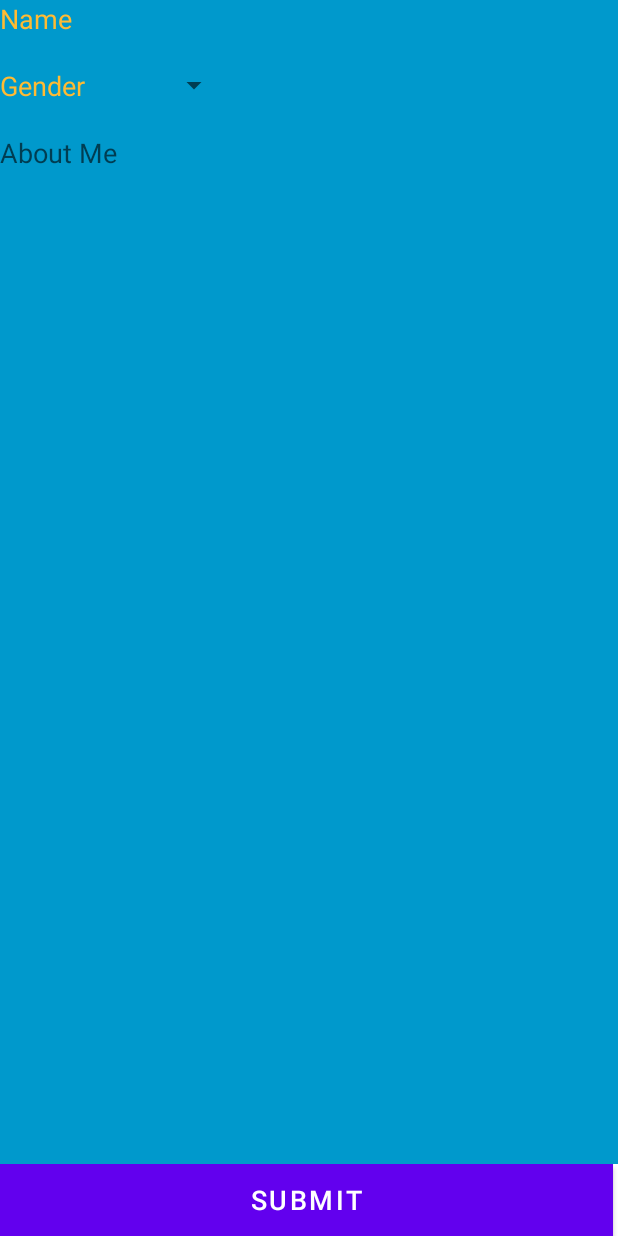
After one commit to WSU-4110/GymBuddy, an Android app: the layout activity_user_preferences.xml on its own in the app's theme, with its tools: preview values and no code run, on a phone screen of 412 x 824 dp. The commit adds this screen. Run offline under Robolectric (Android 15) with nearby library versions, the phone set to English and light mode, and no system bars; Roboto replaces fonts that are not available here.

Commit message:
User preferences addition 1st draft

```diff
--- /dev/null
+++ b/app/src/main/res/layout/activity_user_preferences.xml
@@ -0,0 +1,99 @@
+<?xml version="1.0" encoding="utf-8"?>
+<RelativeLayout
+    xmlns:android="http://schemas.android.com/apk/res/android"
+    xmlns:tools="http://schemas.android.com/tools"
+    android:layout_width="match_parent"
+    android:layout_height="match_parent"
+    tools:ignore="ExtraText">
+    tools:context="com.company.authenticatorapp.userPreferences>
+
+    <LinearLayout
+        android:layout_width="match_parent"
+        android:layout_height="match_parent"
+        android:orientation="vertical"
+        android:background="@android:color/holo_blue_dark"
+        android:layout_above="@id/submitbtn">
+
+        <LinearLayout
+            android:layout_width="match_parent"
+            android:layout_height="wrap_content"
+            android:layout_marginBottom="20dp">
+
+            <TextView
+                android:layout_width="100dp"
+                android:layout_height="wrap_content"
+                android:text="@string/name"
+                android:textColor="@android:color/holo_orange_light"
+                android:layout_marginEnd="5dp"
+                android:textSize="18sp"/>
+
+            <EditText
+                android:id="@+id/setName"
+                android:layout_weight="1"
+                android:layout_width="0dp"
+                android:layout_height="wrap_content"
+                android:background="@null"
+                android:textColor="@android:color/holo_orange_light"
+                android:autofillHints="@string/name"
+                android:inputType="textPersonName"
+                tools:ignore="LabelFor" />
+
+        </LinearLayout>
+
+
+        <LinearLayout
+            android:layout_width="match_parent"
+            android:layout_height="wrap_content"
+            android:layout_marginBottom="20dp">
+
+            <TextView
+                android:layout_width="100dp"
+                android:layout_height="wrap_content"
+                android:text="@string/gender"
+                android:textColor="@android:color/holo_orange_light"
+                android:layout_marginEnd="5dp"
+                android:textSize="18sp"/>
+
+            <Spinner
+                android:id="@+id/setGender"
+                android:textColor="@android:color/white"
+                android:layout_width="wrap_content"
+                android:layout_height="wrap_content"
+                android:spinnerMode="dropdown" />
+
+        </LinearLayout>
+
+        <EditText
+            android:id="@+id/setAboutMe"
+            android:layout_width="match_parent"
+            android:layout_height="match_parent"
+            android:layout_marginBottom="20dp"
+            android:gravity="start"
+            android:background="@null"
+            android:textColor="@android:color/holo_orange_light"
+            android:hint="@string/about_me"
+            android:autofillHints=""
+            android:inputType="textShortMessage" />
+
+    </LinearLayout>
+
+    <LinearLayout
+        android:id="@+id/submitbtn"
+        android:layout_width="match_parent"
+        android:layout_height="wrap_content"
+        android:layout_alignParentBottom="true">
+
+        <Button
+            android:id="@+id/btsubmit"
+            android:layout_weight="1"
+            android:layout_width="0dp"
+            android:layout_height="wrap_content"
+            android:layout_marginEnd="3dp"
+            android:background="@android:color/holo_orange_light"
+            android:textColor="@android:color/white"
+            android:textSize="18sp"
+            android:text="@string/submit" />
+
+    </LinearLayout>
+
+</RelativeLayout>
--- a/app/src/main/res/values/strings.xml
+++ b/app/src/main/res/values/strings.xml
@@ -1,3 +1,7 @@
 <resources>
     <string name="app_name">AuthenticatorApp</string>
+    <string name="submit">Submit</string>
+    <string name="about_me">About Me</string>
+    <string name="gender">Gender</string>
+    <string name="name">Name</string>
 </resources>
```
Also changed, not shown: app/src/main/java/com/company/authenticatorapp/Data.java (added, +15 -0 lines), app/src/main/java/com/company/authenticatorapp/userPreferences.java (added, +132 -0 lines).
